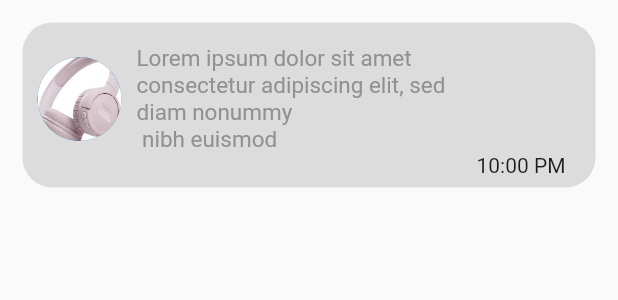
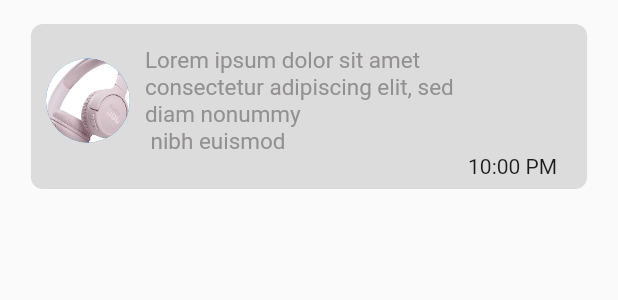
Before and after one commit to shehabhy1/barter_project_2023, a Flutter app: the NotificationItem widget shown alone on an empty page, opened directly, on a phone screen of 412 x 824 dp. Shown: the top 300 px of the screen. Run offline on Flutter 3.47's test engine with Material 2 defaults, Android fonts, the phone set to English and light mode, and no system bars; our stand-ins replace flutter_bloc, go_router, shared_preferences, sizer, smooth_page_indicator; accounts and stored records are empty.

Commit message:
add sizer

```diff
--- a/lib/features/notification/presentition/widgets/notification_item.dart
+++ b/lib/features/notification/presentition/widgets/notification_item.dart
@@ -1,5 +1,6 @@
 import 'package:barter_project_2023/features/notification/presentition/widgets/notification_item_details.dart';
 import 'package:flutter/material.dart';
+import 'package:sizer/sizer.dart';
 
 import '../../../../core/utils/assets.dart';
 
@@ -8,12 +9,13 @@ class NotificationItem extends StatelessWidget {
 
   @override
   Widget build(BuildContext context) {
+    //TODO: replace fixed size to adaptive size => sizer pack
     return Padding(
-      padding: const EdgeInsets.only(top: 15.0, left: 15.0, right: 15.0),
+      padding: EdgeInsets.symmetric(horizontal: 5.w, vertical: 16),
       child: Container(
         decoration: BoxDecoration(
           color: Colors.black12,
-          borderRadius: BorderRadius.circular(20.0),
+          borderRadius: BorderRadius.circular(8.0),
         ),
         height: 110.0,
         width: double.infinity,
```
